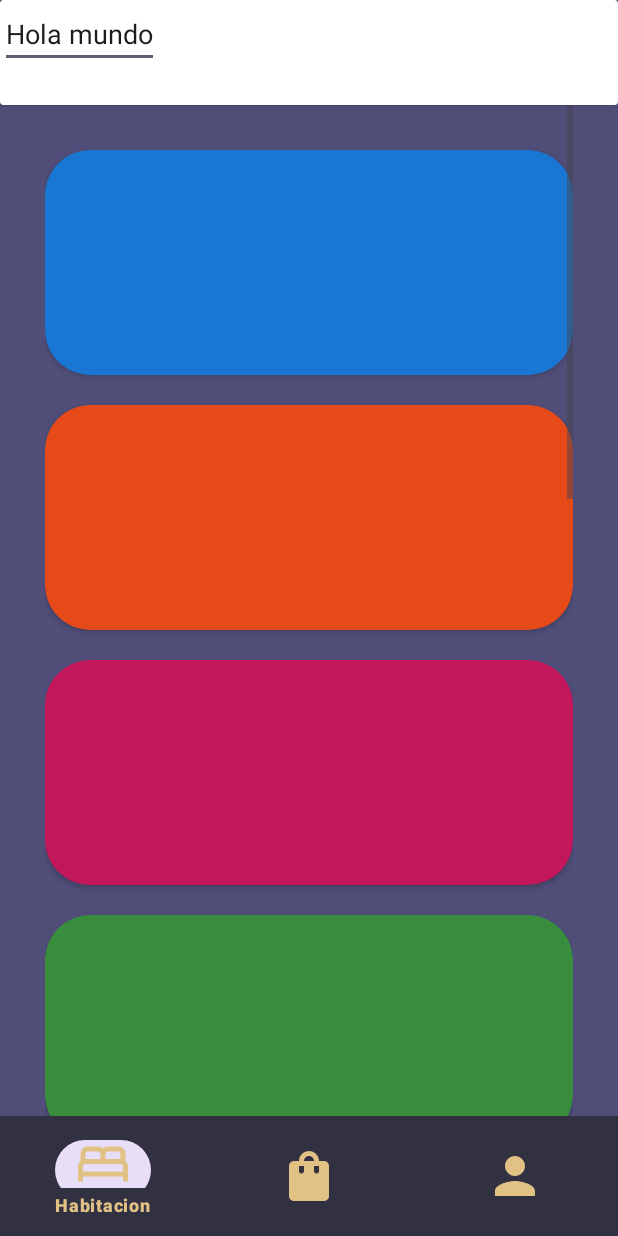
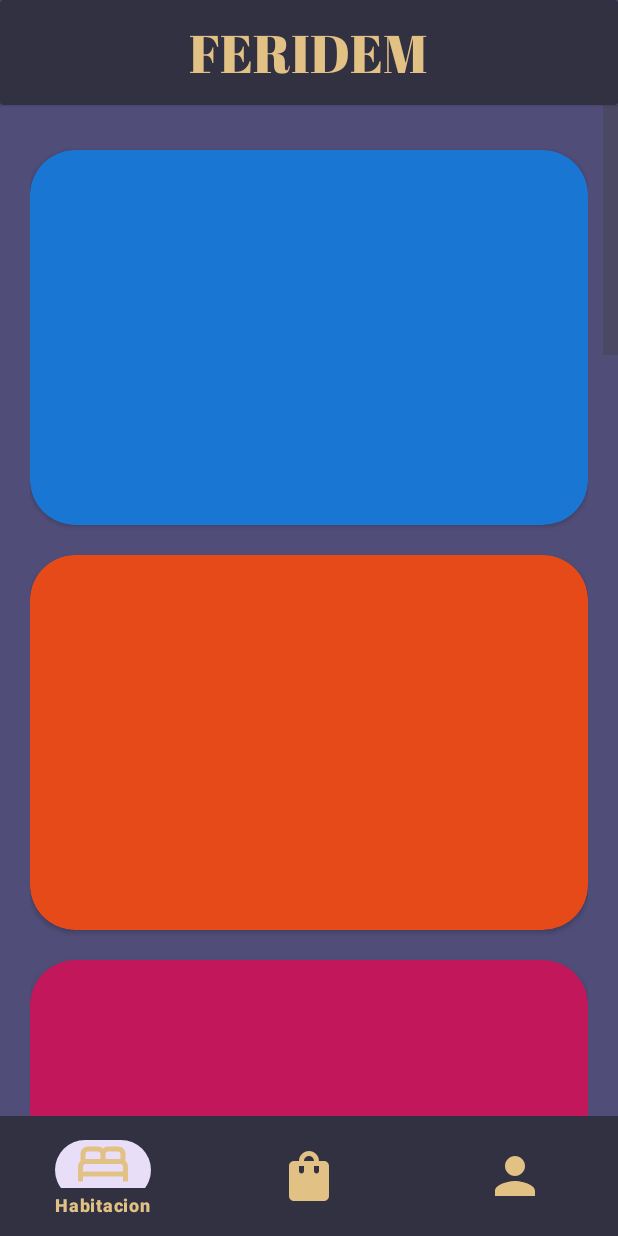
Before and after one commit to Ferkhan/feridem-android, an Android app: the HabitacionFragment screen opened directly, with no data from a screen before it, on a phone screen of 412 x 824 dp. Run offline under Robolectric (Android 15) with nearby library versions, the phone set to English and light mode, and no system bars.

Commit message:
crear boceto de un fragmento que se desliza

```diff
--- a/app/src/main/java/com/feridem/android/RegistroActivity.java
+++ b/app/src/main/java/com/feridem/android/RegistroActivity.java
@@ -51,7 +51,7 @@ public class RegistroActivity extends AppCompatActivity {
                 ValidarDatos.campoLleno(ingresarCelular,contexto) &&
                 ValidarDatos.campoLleno(ingresarContrasenia, contexto) &&
                 ValidarDatos.campoLleno(confirmarContrasenia, contexto))
-            if (ValidarDatos.confirmarContrasenia(ingresarContrasenia, ingresarContrasenia, this))
+            if (ValidarDatos.confirmarContrasenia(ingresarContrasenia, confirmarContrasenia, this))
                 startActivity(siguiente);
     }
 }
--- a/app/src/main/res/layout/fragment_habitacion.xml
+++ b/app/src/main/res/layout/fragment_habitacion.xml
@@ -11,6 +11,7 @@
         android:id="@+id/superior"
         android:layout_width="0dp"
         android:layout_height="70dp"
+        android:backgroundTint="@color/principal"
         app:layout_constraintBottom_toBottomOf="parent"
         app:layout_constraintEnd_toEndOf="parent"
         app:layout_constraintStart_toStartOf="parent"
@@ -18,20 +19,25 @@
         app:layout_constraintVertical_bias="0"
         >
 
-        <EditText
+        <TextView
             android:layout_width="wrap_content"
             android:layout_height="wrap_content"
-            android:text="Hola mundo"/>
-
-
+            android:layout_gravity="center"
+            android:text="@string/app_name"
+            android:textAllCaps="true"
+            android:textAlignment="center"
+            android:textColor="@color/texto"
+            android:fontFamily="@font/abril_fatface"
+            android:textSize="@dimen/feridem" />
     </androidx.cardview.widget.CardView>
-
 
     <ScrollView
         android:id="@+id/vista_delizar"
         android:layout_width="0dp"
         android:layout_height="0dp"
-        android:layout_marginHorizontal="@dimen/margenInicioRegistro"
+        android:paddingHorizontal="20dp"
+        android:scrollbarSize="10dp"
+        android:scrollbarStyle="outsideOverlay"
         app:layout_constraintBottom_toBottomOf="parent"
         app:layout_constraintEnd_toEndOf="parent"
         app:layout_constraintStart_toStartOf="parent"
@@ -44,72 +50,71 @@
 
             <androidx.cardview.widget.CardView
                 android:layout_width="match_parent"
-                android:layout_height="150dp"
+                android:layout_height="250dp"
                 android:layout_marginTop="30dp"
                 android:layout_marginBottom="20dp"
                 android:backgroundTint="#1976D2"
-                app:cardCornerRadius="30dp" >
-            </androidx.cardview.widget.CardView>
+                app:cardCornerRadius="30dp" />
 
             <androidx.cardview.widget.CardView
                 android:layout_width="match_parent"
-                android:layout_height="150dp"
+                android:layout_height="250dp"
                 android:layout_marginBottom="20dp"
                 android:backgroundTint="#E64A19"
                 app:cardCornerRadius="30dp" />
 
             <androidx.cardview.widget.CardView
                 android:layout_width="match_parent"
-                android:layout_height="150dp"
+                android:layout_height="250dp"
                 android:layout_marginBottom="20dp"
                 android:backgroundTint="#C2185B"
                 app:cardCornerRadius="30dp" />
 
             <androidx.cardview.widget.CardView
                 android:layout_width="match_parent"
-                android:layout_height="150dp"
+                android:layout_height="250dp"
                 android:layout_marginBottom="20dp"
                 android:backgroundTint="#388E3C"
                 app:cardCornerRadius="30dp" />
 
             <androidx.cardview.widget.CardView
                 android:layout_width="match_parent"
-                android:layout_height="150dp"
+                android:layout_height="250dp"
                 android:layout_marginBottom="20dp"
                 android:backgroundTint="#FFA000"
                 app:cardCornerRadius="30dp" />
 
             <androidx.cardview.widget.CardView
                 android:layout_width="match_parent"
-                android:layout_height="150dp"
+                android:layout_height="250dp"
                 android:layout_marginBottom="20dp"
                 android:backgroundTint="#00796B"
                 app:cardCornerRadius="30dp" />
 
             <androidx.cardview.widget.CardView
                 android:layout_width="match_parent"
-                android:layout_height="150dp"
+                android:layout_height="250dp"
                 android:layout_marginBottom="20dp"
                 android:backgroundTint="#512DA8"
                 app:cardCornerRadius="30dp" />
 
             <androidx.cardview.widget.CardView
                 android:layout_width="match_parent"
-                android:layout_height="150dp"
+                android:layout_height="250dp"
                 android:layout_marginBottom="20dp"
                 android:backgroundTint="#689F38"
                 app:cardCornerRadius="30dp" />
 
             <androidx.cardview.widget.CardView
                 android:layout_width="match_parent"
-                android:layout_height="150dp"
+                android:layout_height="250dp"
                 android:layout_marginBottom="20dp"
                 android:backgroundTint="#0097A7"
                 app:cardCornerRadius="30dp" />
 
             <androidx.cardview.widget.CardView
                 android:layout_width="match_parent"
-                android:layout_height="150dp"
+                android:layout_height="250dp"
                 android:layout_marginBottom="20dp"
                 android:backgroundTint="#E64A19"
                 app:cardCornerRadius="30dp" />
```
